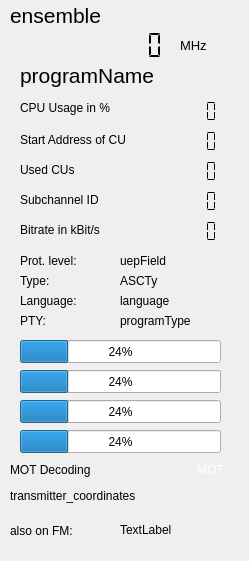
This is forms/technical_data.ui in JvanKatwijk/qt-dab as Qt 5 draws it before an edit. The edited form follows.
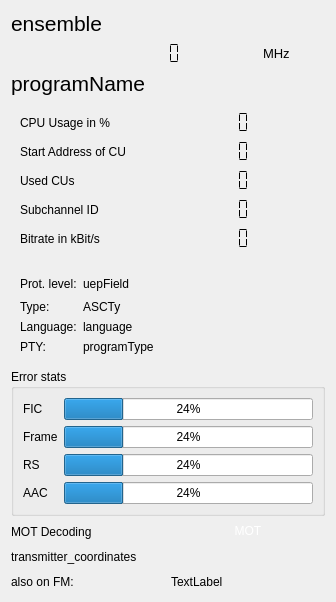
This is the edited form.

Commit message: forms: Tweak layouts for dynamic resizing

Diff of the .ui file:
```diff
--- a/forms/technical_data.ui
+++ b/forms/technical_data.ui
@@ -6,217 +6,16 @@
    <rect>
     <x>0</x>
     <y>0</y>
-    <width>249</width>
-    <height>561</height>
+    <width>336</width>
+    <height>602</height>
    </rect>
   </property>
   <property name="windowTitle">
    <string>Technical Details</string>
   </property>
-  <widget class="QLCDNumber" name="startAddressDisplay">
-   <property name="geometry">
-    <rect>
-     <x>160</x>
-     <y>130</y>
-     <width>64</width>
-     <height>23</height>
-    </rect>
-   </property>
-   <property name="frameShape">
-    <enum>QFrame::NoFrame</enum>
-   </property>
-   <property name="segmentStyle">
-    <enum>QLCDNumber::Flat</enum>
-   </property>
-  </widget>
-  <widget class="QLCDNumber" name="lengthDisplay">
-   <property name="geometry">
-    <rect>
-     <x>160</x>
-     <y>160</y>
-     <width>64</width>
-     <height>23</height>
-    </rect>
-   </property>
-   <property name="frameShape">
-    <enum>QFrame::NoFrame</enum>
-   </property>
-   <property name="segmentStyle">
-    <enum>QLCDNumber::Flat</enum>
-   </property>
-  </widget>
-  <widget class="QLabel" name="language">
-   <property name="geometry">
-    <rect>
-     <x>120</x>
-     <y>290</y>
-     <width>101</width>
-     <height>21</height>
-    </rect>
-   </property>
-   <property name="toolTip">
-    <string>&lt;html&gt;&lt;head/&gt;&lt;body&gt;&lt;p&gt;Language (defined by provider)&lt;/p&gt;&lt;/body&gt;&lt;/html&gt;</string>
-   </property>
-   <property name="frameShape">
-    <enum>QFrame::NoFrame</enum>
-   </property>
-   <property name="text">
-    <string>language</string>
-   </property>
-  </widget>
-  <widget class="QLabel" name="label">
-   <property name="geometry">
-    <rect>
-     <x>20</x>
-     <y>130</y>
-     <width>141</width>
-     <height>20</height>
-    </rect>
-   </property>
-   <property name="text">
-    <string>Start Address of CU</string>
-   </property>
-  </widget>
-  <widget class="QLabel" name="label_2">
-   <property name="geometry">
-    <rect>
-     <x>20</x>
-     <y>160</y>
-     <width>121</width>
-     <height>20</height>
-    </rect>
-   </property>
-   <property name="text">
-    <string>Used CUs</string>
-   </property>
-  </widget>
-  <widget class="QLabel" name="programType">
-   <property name="geometry">
-    <rect>
-     <x>120</x>
-     <y>310</y>
-     <width>101</width>
-     <height>21</height>
-    </rect>
-   </property>
-   <property name="toolTip">
-    <string>&lt;html&gt;&lt;head/&gt;&lt;body&gt;&lt;p&gt;PTY (Program Type)&lt;/p&gt;&lt;/body&gt;&lt;/html&gt;</string>
-   </property>
-   <property name="frameShape">
-    <enum>QFrame::NoFrame</enum>
-   </property>
-   <property name="text">
-    <string>programType</string>
-   </property>
-  </widget>
-  <widget class="QLabel" name="l6">
-   <property name="geometry">
-    <rect>
-     <x>20</x>
-     <y>220</y>
-     <width>121</width>
-     <height>20</height>
-    </rect>
-   </property>
-   <property name="text">
-    <string>Bitrate in kBit/s</string>
-   </property>
-  </widget>
-  <widget class="QLCDNumber" name="bitrateDisplay">
-   <property name="geometry">
-    <rect>
-     <x>160</x>
-     <y>220</y>
-     <width>64</width>
-     <height>23</height>
-    </rect>
-   </property>
-   <property name="frameShape">
-    <enum>QFrame::NoFrame</enum>
-   </property>
-   <property name="segmentStyle">
-    <enum>QLCDNumber::Flat</enum>
-   </property>
-  </widget>
-  <widget class="QLCDNumber" name="subChIdDisplay">
-   <property name="geometry">
-    <rect>
-     <x>160</x>
-     <y>190</y>
-     <width>64</width>
-     <height>23</height>
-    </rect>
-   </property>
-   <property name="frameShape">
-    <enum>QFrame::NoFrame</enum>
-   </property>
-   <property name="segmentStyle">
-    <enum>QLCDNumber::Flat</enum>
-   </property>
-  </widget>
-  <widget class="QLabel" name="label_6">
-   <property name="geometry">
-    <rect>
-     <x>20</x>
-     <y>190</y>
-     <width>111</width>
-     <height>20</height>
-    </rect>
-   </property>
-   <property name="text">
-    <string>Subchannel ID</string>
-   </property>
-  </widget>
-  <widget class="QLabel" name="uepField">
-   <property name="geometry">
-    <rect>
-     <x>120</x>
-     <y>250</y>
-     <width>101</width>
-     <height>21</height>
-    </rect>
-   </property>
-   <property name="minimumSize">
-    <size>
-     <width>0</width>
-     <height>20</height>
-    </size>
-   </property>
-   <property name="toolTip">
-    <string>&lt;html&gt;&lt;head/&gt;&lt;body&gt;&lt;p&gt;Shows Protection Level and Type (A or B)&lt;/p&gt;&lt;/body&gt;&lt;/html&gt;</string>
-   </property>
-   <property name="frameShape">
-    <enum>QFrame::NoFrame</enum>
-   </property>
-   <property name="text">
-    <string>uepField</string>
-   </property>
-  </widget>
-  <widget class="QLabel" name="ASCTy">
-   <property name="geometry">
-    <rect>
-     <x>120</x>
-     <y>270</y>
-     <width>101</width>
-     <height>21</height>
-    </rect>
-   </property>
-   <property name="frameShape">
-    <enum>QFrame::NoFrame</enum>
-   </property>
-   <property name="text">
-    <string>ASCTy</string>
-   </property>
-  </widget>
+  <layout class="QVBoxLayout" name="verticalLayout">
+   <item>
   <widget class="QLabel" name="ensemble">
-   <property name="geometry">
-    <rect>
-     <x>10</x>
-     <y>0</y>
-     <width>221</width>
-     <height>31</height>
-    </rect>
-   </property>
    <property name="font">
     <font>
      <pointsize>16</pointsize>
@@ -229,14 +28,16 @@
     <string>ensemble</string>
    </property>
   </widget>
+   </item>
+   <item>
+    <layout class="QHBoxLayout" name="horizontalLayout">
+     <item>
   <widget class="QLCDNumber" name="frequency">
-   <property name="geometry">
-    <rect>
-     <x>30</x>
-     <y>30</y>
-     <width>141</width>
-     <height>31</height>
-    </rect>
+       <property name="sizePolicy">
+        <sizepolicy hsizetype="Minimum" vsizetype="Minimum">
+         <horstretch>8</horstretch>
+         <verstretch>0</verstretch>
+        </sizepolicy>
    </property>
    <property name="font">
     <font>
@@ -262,14 +63,14 @@
     <enum>QLCDNumber::Flat</enum>
    </property>
   </widget>
+     </item>
+     <item>
   <widget class="QLabel" name="label_4">
-   <property name="geometry">
-    <rect>
-     <x>180</x>
-     <y>30</y>
-     <width>41</width>
-     <height>31</height>
-    </rect>
+       <property name="sizePolicy">
+        <sizepolicy hsizetype="Preferred" vsizetype="Preferred">
+         <horstretch>2</horstretch>
+         <verstretch>0</verstretch>
+        </sizepolicy>
    </property>
    <property name="font">
     <font>
@@ -283,15 +84,225 @@
     <string>MHz</string>
    </property>
   </widget>
+     </item>
+    </layout>
+   </item>
+   <item>
+    <widget class="QLabel" name="programName">
+     <property name="font">
+      <font>
+       <pointsize>16</pointsize>
+      </font>
+     </property>
+     <property name="toolTip">
+      <string>&lt;html&gt;&lt;head/&gt;&lt;body&gt;&lt;p&gt;&lt;span style=&quot; font-size:14pt;&quot;&gt;Service name&lt;/span&gt;&lt;/p&gt;&lt;/body&gt;&lt;/html&gt;</string>
+     </property>
+     <property name="text">
+      <string>programName</string>
+     </property>
+    </widget>
+   </item>
+   <item>
+    <widget class="QWidget" name="techdetailGroup" native="true">
+     <layout class="QFormLayout" name="formLayout_2">
+      <item row="0" column="0">
+       <widget class="QLabel" name="cpuLabel">
+        <property name="text">
+         <string>CPU Usage in %</string>
+        </property>
+       </widget>
+      </item>
+      <item row="0" column="1">
+       <widget class="QLCDNumber" name="cpuMonitor">
+        <property name="frameShape">
+         <enum>QFrame::NoFrame</enum>
+        </property>
+        <property name="segmentStyle">
+         <enum>QLCDNumber::Flat</enum>
+        </property>
+       </widget>
+      </item>
+      <item row="1" column="0">
+       <widget class="QLabel" name="label">
+        <property name="text">
+         <string>Start Address of CU</string>
+        </property>
+       </widget>
+      </item>
+      <item row="1" column="1">
+       <widget class="QLCDNumber" name="startAddressDisplay">
+        <property name="frameShape">
+         <enum>QFrame::NoFrame</enum>
+        </property>
+        <property name="segmentStyle">
+         <enum>QLCDNumber::Flat</enum>
+        </property>
+       </widget>
+      </item>
+      <item row="2" column="0">
+       <widget class="QLabel" name="label_2">
+        <property name="text">
+         <string>Used CUs</string>
+        </property>
+       </widget>
+      </item>
+      <item row="2" column="1">
+       <widget class="QLCDNumber" name="lengthDisplay">
+        <property name="frameShape">
+         <enum>QFrame::NoFrame</enum>
+        </property>
+        <property name="segmentStyle">
+         <enum>QLCDNumber::Flat</enum>
+        </property>
+       </widget>
+      </item>
+      <item row="3" column="0">
+       <widget class="QLabel" name="label_6">
+        <property name="text">
+         <string>Subchannel ID</string>
+        </property>
+       </widget>
+      </item>
+      <item row="3" column="1">
+       <widget class="QLCDNumber" name="subChIdDisplay">
+        <property name="frameShape">
+         <enum>QFrame::NoFrame</enum>
+        </property>
+        <property name="segmentStyle">
+         <enum>QLCDNumber::Flat</enum>
+        </property>
+       </widget>
+      </item>
+      <item row="4" column="0">
+       <widget class="QLabel" name="l6">
+        <property name="text">
+         <string>Bitrate in kBit/s</string>
+        </property>
+       </widget>
+      </item>
+      <item row="4" column="1">
+       <widget class="QLCDNumber" name="bitrateDisplay">
+        <property name="frameShape">
+         <enum>QFrame::NoFrame</enum>
+        </property>
+        <property name="segmentStyle">
+         <enum>QLCDNumber::Flat</enum>
+        </property>
+       </widget>
+      </item>
+     </layout>
+    </widget>
+   </item>
+   <item>
+    <widget class="QWidget" name="programdetailGroup" native="true">
+     <layout class="QFormLayout" name="formLayout_3">
+      <item row="0" column="0">
+       <widget class="QLabel" name="label_5">
+        <property name="minimumSize">
+         <size>
+          <width>0</width>
+          <height>17</height>
+         </size>
+        </property>
+        <property name="text">
+         <string>Prot. level:</string>
+        </property>
+       </widget>
+      </item>
+      <item row="0" column="1">
+       <widget class="QLabel" name="uepField">
+        <property name="minimumSize">
+         <size>
+          <width>0</width>
+          <height>20</height>
+         </size>
+        </property>
+        <property name="toolTip">
+         <string>&lt;html&gt;&lt;head/&gt;&lt;body&gt;&lt;p&gt;Shows Protection Level and Type (A or B)&lt;/p&gt;&lt;/body&gt;&lt;/html&gt;</string>
+        </property>
+        <property name="frameShape">
+         <enum>QFrame::NoFrame</enum>
+        </property>
+        <property name="text">
+         <string>uepField</string>
+        </property>
+       </widget>
+      </item>
+      <item row="1" column="0">
+       <widget class="QLabel" name="label_8">
+        <property name="text">
+         <string>Type:</string>
+        </property>
+       </widget>
+      </item>
+      <item row="1" column="1">
+       <widget class="QLabel" name="ASCTy">
+        <property name="frameShape">
+         <enum>QFrame::NoFrame</enum>
+        </property>
+        <property name="text">
+         <string>ASCTy</string>
+        </property>
+       </widget>
+      </item>
+      <item row="2" column="0">
+       <widget class="QLabel" name="label_9">
+        <property name="text">
+         <string>Language:</string>
+        </property>
+       </widget>
+      </item>
+      <item row="2" column="1">
+       <widget class="QLabel" name="language">
+        <property name="toolTip">
+         <string>&lt;html&gt;&lt;head/&gt;&lt;body&gt;&lt;p&gt;Language (defined by provider)&lt;/p&gt;&lt;/body&gt;&lt;/html&gt;</string>
+        </property>
+        <property name="frameShape">
+         <enum>QFrame::NoFrame</enum>
+        </property>
+        <property name="text">
+         <string>language</string>
+        </property>
+       </widget>
+      </item>
+      <item row="3" column="0">
+       <widget class="QLabel" name="label_10">
+        <property name="text">
+         <string>PTY:</string>
+        </property>
+       </widget>
+      </item>
+      <item row="3" column="1">
+       <widget class="QLabel" name="programType">
+        <property name="toolTip">
+         <string>&lt;html&gt;&lt;head/&gt;&lt;body&gt;&lt;p&gt;PTY (Program Type)&lt;/p&gt;&lt;/body&gt;&lt;/html&gt;</string>
+        </property>
+        <property name="frameShape">
+         <enum>QFrame::NoFrame</enum>
+        </property>
+        <property name="text">
+         <string>programType</string>
+        </property>
+       </widget>
+      </item>
+     </layout>
+    </widget>
+   </item>
+   <item>
+    <widget class="QGroupBox" name="errorGroup">
+     <property name="title">
+      <string>Error stats</string>
+     </property>
+     <layout class="QFormLayout" name="formLayout">
+      <item row="0" column="0">
+       <widget class="QLabel" name="ficErrorLabel">
+        <property name="text">
+         <string>FIC</string>
+        </property>
+       </widget>
+      </item>
+      <item row="0" column="1">
   <widget class="QProgressBar" name="ficError_display">
-   <property name="geometry">
-    <rect>
-     <x>20</x>
-     <y>340</y>
-     <width>201</width>
-     <height>23</height>
-    </rect>
-   </property>
    <property name="toolTip">
     <string>&lt;html&gt;&lt;head/&gt;&lt;body&gt;&lt;p&gt;Quality of FIC decoding, 100 is good&lt;/p&gt;&lt;/body&gt;&lt;/html&gt;</string>
    </property>
@@ -299,15 +310,16 @@
     <number>24</number>
    </property>
   </widget>
+      </item>
+      <item row="1" column="0">
+       <widget class="QLabel" name="frameErrorLabel">
+        <property name="text">
+         <string>Frame</string>
+        </property>
+       </widget>
+      </item>
+      <item row="1" column="1">
   <widget class="QProgressBar" name="frameError_display">
-   <property name="geometry">
-    <rect>
-     <x>20</x>
-     <y>370</y>
-     <width>201</width>
-     <height>23</height>
-    </rect>
-   </property>
    <property name="toolTip">
     <string>&lt;html&gt;&lt;head/&gt;&lt;body&gt;&lt;p&gt;Frame errors. Indication of the quality of the DAB+ frame detection. 100 is good.&lt;/p&gt;&lt;/body&gt;&lt;/html&gt;</string>
    </property>
@@ -315,15 +327,16 @@
     <number>24</number>
    </property>
   </widget>
+      </item>
+      <item row="2" column="0">
+       <widget class="QLabel" name="rsErrorLabel">
+        <property name="text">
+         <string>RS</string>
+        </property>
+       </widget>
+      </item>
+      <item row="2" column="1">
   <widget class="QProgressBar" name="rsError_display">
-   <property name="geometry">
-    <rect>
-     <x>20</x>
-     <y>400</y>
-     <width>201</width>
-     <height>23</height>
-    </rect>
-   </property>
    <property name="toolTip">
     <string>&lt;html&gt;&lt;head/&gt;&lt;body&gt;&lt;p&gt;Quality of the DAB+ frames. &lt;/p&gt;&lt;p&gt;Indicator for the amount of times meaning the frames contain more errors than the Reed Solomon correction can correct. &lt;/p&gt;&lt;p&gt;100 is good.&lt;/p&gt;&lt;/body&gt;&lt;/html&gt;</string>
    </property>
@@ -331,15 +344,16 @@
     <number>24</number>
    </property>
   </widget>
+      </item>
+      <item row="3" column="0">
+       <widget class="QLabel" name="aacErrorLabel">
+        <property name="text">
+         <string>AAC</string>
+        </property>
+       </widget>
+      </item>
+      <item row="3" column="1">
   <widget class="QProgressBar" name="aacError_display">
-   <property name="geometry">
-    <rect>
-     <x>20</x>
-     <y>430</y>
-     <width>201</width>
-     <height>23</height>
-    </rect>
-   </property>
    <property name="toolTip">
     <string>&lt;html&gt;&lt;head/&gt;&lt;body&gt;&lt;p&gt;Indicator of the success rate of handling the AAC frames in the DAB+ transmissions.&lt;/p&gt;&lt;/body&gt;&lt;/html&gt;</string>
    </property>
@@ -347,49 +361,21 @@
     <number>24</number>
    </property>
   </widget>
-  <widget class="QLabel" name="cpuLabel">
-   <property name="geometry">
-    <rect>
-     <x>20</x>
-     <y>98</y>
-     <width>121</width>
-     <height>20</height>
-    </rect>
-   </property>
-   <property name="text">
-    <string>CPU Usage in %</string>
-   </property>
-  </widget>
-  <widget class="QLabel" name="programName">
-   <property name="geometry">
-    <rect>
-     <x>20</x>
-     <y>60</y>
-     <width>221</width>
-     <height>31</height>
-    </rect>
-   </property>
-   <property name="font">
-    <font>
-     <pointsize>16</pointsize>
-    </font>
-   </property>
-   <property name="toolTip">
-    <string>&lt;html&gt;&lt;head/&gt;&lt;body&gt;&lt;p&gt;&lt;span style=&quot; font-size:14pt;&quot;&gt;Service name&lt;/span&gt;&lt;/p&gt;&lt;/body&gt;&lt;/html&gt;</string>
-   </property>
+      </item>
+     </layout>
+    </widget>
+   </item>
+   <item>
+    <layout class="QHBoxLayout" name="horizontalLayout_2">
+     <item>
+      <widget class="QLabel" name="label_7">
    <property name="text">
-    <string>programName</string>
-   </property>
-  </widget>
+        <string>MOT Decoding</string>
+       </property>
+      </widget>
+     </item>
+     <item>
   <widget class="QLabel" name="motAvailable">
-   <property name="geometry">
-    <rect>
-     <x>190</x>
-     <y>460</y>
-     <width>41</width>
-     <height>20</height>
-    </rect>
-   </property>
    <property name="toolTip">
     <string>&lt;html&gt;&lt;head/&gt;&lt;body&gt;&lt;p&gt;Slide show indicator&lt;/p&gt;&lt;p&gt;Green means MOT frames are received.&lt;/p&gt;&lt;/body&gt;&lt;/html&gt;</string>
    </property>
@@ -400,28 +386,11 @@
     <set>Qt::AlignCenter</set>
    </property>
   </widget>
-  <widget class="QLabel" name="label_7">
-   <property name="geometry">
-    <rect>
-     <x>10</x>
-     <y>460</y>
-     <width>151</width>
-     <height>20</height>
-    </rect>
-   </property>
-   <property name="text">
-    <string>MOT Decoding</string>
-   </property>
-  </widget>
+     </item>
+    </layout>
+   </item>
+   <item>
   <widget class="QLabel" name="transmitter_coordinates">
-   <property name="geometry">
-    <rect>
-     <x>10</x>
-     <y>480</y>
-     <width>201</width>
-     <height>31</height>
-    </rect>
-   </property>
    <property name="toolTip">
     <string>&lt;html&gt;&lt;head/&gt;&lt;body&gt;&lt;p&gt;In EN300401 (2017) the possibility of passing transmitter coordinates through the FIC is cancelled.&lt;/p&gt;&lt;p&gt;The numbers given here are an estimate if the mainId and subId as derived from the null period.&lt;/p&gt;&lt;/body&gt;&lt;/html&gt;</string>
    </property>
@@ -429,106 +398,26 @@
     <string>transmitter_coordinates</string>
    </property>
   </widget>
-  <widget class="QLabel" name="label_5">
-   <property name="geometry">
-    <rect>
-     <x>20</x>
-     <y>250</y>
-     <width>91</width>
-     <height>21</height>
-    </rect>
-   </property>
-   <property name="minimumSize">
-    <size>
-     <width>0</width>
-     <height>17</height>
-    </size>
-   </property>
-   <property name="text">
-    <string>Prot. level:</string>
-   </property>
-  </widget>
-  <widget class="QLabel" name="label_8">
-   <property name="geometry">
-    <rect>
-     <x>20</x>
-     <y>270</y>
-     <width>91</width>
-     <height>21</height>
-    </rect>
-   </property>
-   <property name="text">
-    <string>Type:</string>
-   </property>
-  </widget>
-  <widget class="QLabel" name="label_9">
-   <property name="geometry">
-    <rect>
-     <x>20</x>
-     <y>290</y>
-     <width>91</width>
-     <height>21</height>
-    </rect>
-   </property>
-   <property name="text">
-    <string>Language:</string>
-   </property>
-  </widget>
-  <widget class="QLabel" name="label_10">
-   <property name="geometry">
-    <rect>
-     <x>20</x>
-     <y>310</y>
-     <width>91</width>
-     <height>21</height>
-    </rect>
-   </property>
-   <property name="text">
-    <string>PTY:</string>
-   </property>
-  </widget>
-  <widget class="QLCDNumber" name="cpuMonitor">
-   <property name="geometry">
-    <rect>
-     <x>160</x>
-     <y>100</y>
-     <width>64</width>
-     <height>23</height>
-    </rect>
-   </property>
-   <property name="frameShape">
-    <enum>QFrame::NoFrame</enum>
-   </property>
-   <property name="segmentStyle">
-    <enum>QLCDNumber::Flat</enum>
-   </property>
-  </widget>
-  <widget class="QLabel" name="fmFrequency">
-   <property name="geometry">
-    <rect>
-     <x>120</x>
-     <y>520</y>
-     <width>81</width>
-     <height>20</height>
-    </rect>
-   </property>
-   <property name="text">
-    <string>TextLabel</string>
-   </property>
-  </widget>
+   </item>
+   <item>
+    <layout class="QHBoxLayout" name="horizontalLayout_3">
+     <item>
   <widget class="QLabel" name="fmLabel">
-   <property name="geometry">
-    <rect>
-     <x>10</x>
-     <y>520</y>
-     <width>91</width>
-     <height>21</height>
-    </rect>
-   </property>
    <property name="text">
     <string>also on FM:</string>
    </property>
   </widget>
+     </item>
+     <item>
+      <widget class="QLabel" name="fmFrequency">
+       <property name="text">
+        <string>TextLabel</string>
+       </property>
+      </widget>
+     </item>
+    </layout>
+   </item>
+  </layout>
  </widget>
  <resources/>
  <connections/>
```
Lines whose indentation alone changed are shown as unchanged. The commit also changes 3 other files.
